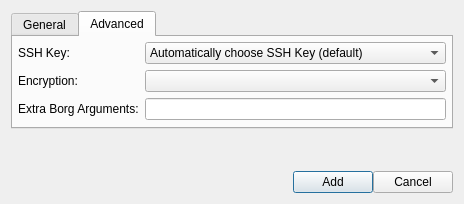
borgbase/vorta, file src/vorta/assets/UI/repoadd.ui: the form before one commit.
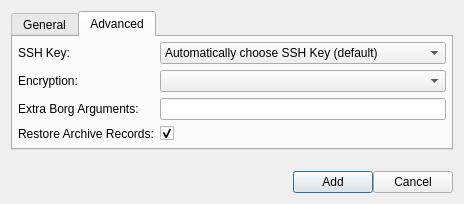
The form after the commit. The open tabs and pages were chosen to show the change. Icons and pictures are not drawn.

Commit message:
Add checkbox to disable behaviour
Enabled by default.

What changed in the file:
```diff
--- a/src/vorta/assets/UI/repoadd.ui
+++ b/src/vorta/assets/UI/repoadd.ui
@@ -198,6 +198,26 @@
        <item row="2" column="1">
         <widget class="QLineEdit" name="extraBorgArgumentsLineEdit"/>
        </item>
+       <item row="3" column="0">
+        <widget class="QLabel" name="label">
+         <property name="toolTip">
+          <string>Only available if repository was unlinked less than 3 months ago</string>
+         </property>
+         <property name="text">
+          <string>Restore Archive Records:</string>
+         </property>
+        </widget>
+       </item>
+       <item row="3" column="1">
+        <widget class="QCheckBox" name="restoreArchivesBox">
+         <property name="enabled">
+          <bool>true</bool>
+         </property>
+         <property name="checked">
+          <bool>true</bool>
+         </property>
+        </widget>
+       </item>
       </layout>
      </widget>
     </widget>
```
Left out of the diff: 5 changed lines with no effect on the pictures. The commit also changes 2 other files.
